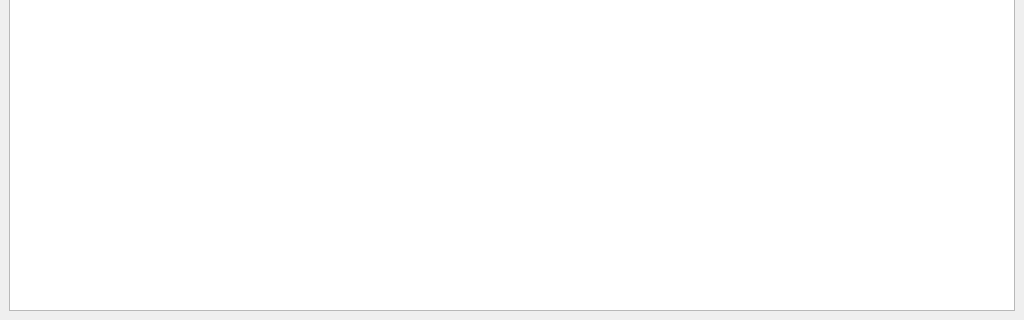
Above: src/wizard.ui from refaim/wots before the change; both pictures show x 0 to 1024 and y 448 to 768 of the 1024 by 768 pixel window. Below: the same form after it.
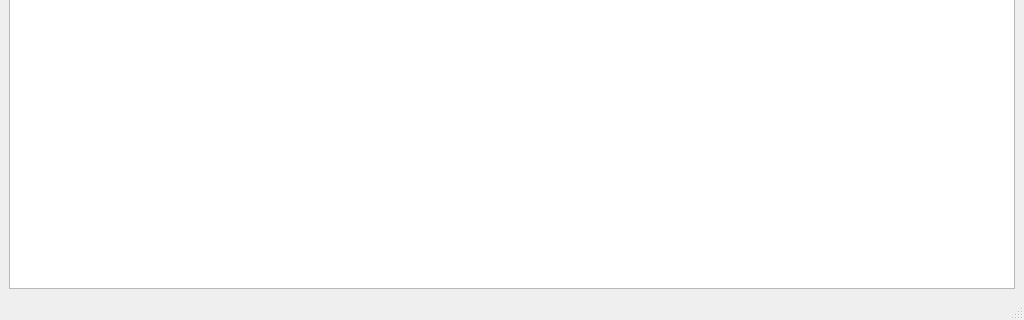
That is the form after the change. Icons and pictures are not drawn.

Commit message: Отображаем прогресс поиска в статусбаре

The edit to the form file:
```diff
--- a/src/wizard.ui
+++ b/src/wizard.ui
@@ -140,6 +140,7 @@
     </item>
    </layout>
   </widget>
+  <widget class="QStatusBar" name="statusBar"/>
  </widget>
  <resources/>
  <connections/>
```
The commit also changes 2 other files.
